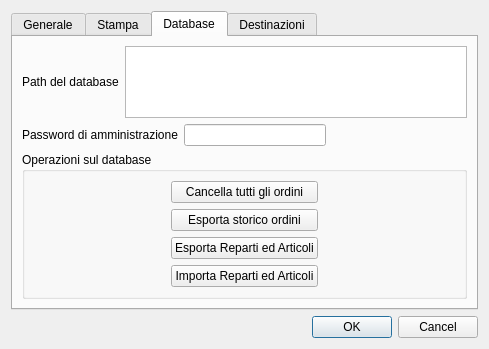
Above: src/configurazionedlg.ui from mtonin/gestcassa before the change. Below: the same form after it.
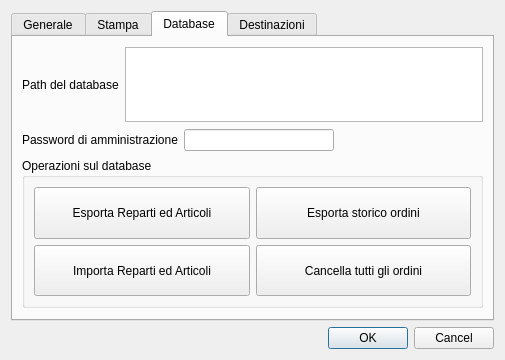
That is the form after the change. Icons and pictures are not drawn. Custom widgets are drawn as their Qt base class.

```diff
--- a/src/configurazionedlg.ui
+++ b/src/configurazionedlg.ui
@@ -6,8 +6,8 @@
    <rect>
     <x>0</x>
     <y>0</y>
-    <width>489</width>
-    <height>333</height>
+    <width>505</width>
+    <height>360</height>
    </rect>
   </property>
   <property name="windowTitle">
@@ -276,6 +276,18 @@
          </item>
          <item>
           <widget class="QPlainTextEdit" name="dbPathTxt">
+           <property name="sizePolicy">
+            <sizepolicy hsizetype="Expanding" vsizetype="Preferred">
+             <horstretch>0</horstretch>
+             <verstretch>0</verstretch>
+            </sizepolicy>
+           </property>
+           <property name="maximumSize">
+            <size>
+             <width>16777215</width>
+             <height>75</height>
+            </size>
+           </property>
            <property name="readOnly">
             <bool>true</bool>
            </property>
@@ -318,109 +330,118 @@
         </layout>
        </item>
        <item>
-        <widget class="QGroupBox" name="groupBox">
+        <widget class="QGroupBox" name="groupBox_1">
+         <property name="sizePolicy">
+          <sizepolicy hsizetype="Preferred" vsizetype="Expanding">
+           <horstretch>0</horstretch>
+           <verstretch>1</verstretch>
+          </sizepolicy>
+         </property>
+         <property name="maximumSize">
+          <size>
+           <width>16777215</width>
+           <height>150</height>
+          </size>
+         </property>
          <property name="title">
           <string>Operazioni sul database</string>
          </property>
-         <layout class="QHBoxLayout" name="horizontalLayout_3">
-          <item>
-           <spacer name="horizontalSpacer_5">
-            <property name="orientation">
-             <enum>Qt::Horizontal</enum>
+         <layout class="QGridLayout" name="gridLayout_2">
+          <item row="0" column="0">
+           <widget class="QPushButton" name="exportArticoliBtn">
+            <property name="sizePolicy">
+             <sizepolicy hsizetype="Minimum" vsizetype="Expanding">
+              <horstretch>0</horstretch>
+              <verstretch>0</verstretch>
+             </sizepolicy>
             </property>
-            <property name="sizeHint" stdset="0">
+            <property name="text">
+             <string>Esporta Reparti ed Articoli</string>
+            </property>
+            <property name="icon">
+             <iconset resource="risorse.qrc">
+              <normaloff>:/GestCassa/db_out</normaloff>:/GestCassa/db_out</iconset>
+            </property>
+            <property name="iconSize">
              <size>
-              <width>40</width>
-              <height>20</height>
+              <width>32</width>
+              <height>32</height>
              </size>
             </property>
-           </spacer>
+           </widget>
           </item>
-          <item>
-           <layout class="QVBoxLayout" name="verticalLayout_8">
-            <item>
-             <widget class="QPushButton" name="cancellaOrdiniBtn">
-              <property name="sizePolicy">
-               <sizepolicy hsizetype="Minimum" vsizetype="Expanding">
-                <horstretch>0</horstretch>
-                <verstretch>0</verstretch>
-               </sizepolicy>
-              </property>
-              <property name="text">
-               <string>Cancella tutti gli ordini</string>
-              </property>
-             </widget>
-            </item>
-            <item>
-             <widget class="QPushButton" name="exportOrdiniBtn">
-              <property name="sizePolicy">
-               <sizepolicy hsizetype="Minimum" vsizetype="Expanding">
-                <horstretch>0</horstretch>
-                <verstretch>0</verstretch>
-               </sizepolicy>
-              </property>
-              <property name="text">
-               <string>Esporta storico ordini</string>
-              </property>
-             </widget>
-            </item>
-            <item>
-             <widget class="QPushButton" name="exportArticoliBtn">
-              <property name="sizePolicy">
-               <sizepolicy hsizetype="Minimum" vsizetype="Expanding">
-                <horstretch>0</horstretch>
-                <verstretch>0</verstretch>
-               </sizepolicy>
-              </property>
-              <property name="text">
-               <string>Esporta Reparti ed Articoli</string>
-              </property>
-             </widget>
-            </item>
-            <item>
-             <widget class="QPushButton" name="importArticoliBtn">
-              <property name="sizePolicy">
-               <sizepolicy hsizetype="Minimum" vsizetype="Expanding">
-                <horstretch>0</horstretch>
-                <verstretch>0</verstretch>
-               </sizepolicy>
-              </property>
-              <property name="text">
-               <string>Importa Reparti ed Articoli</string>
-              </property>
-             </widget>
-            </item>
-           </layout>
+          <item row="0" column="1">
+           <widget class="QPushButton" name="exportOrdiniBtn">
+            <property name="sizePolicy">
+             <sizepolicy hsizetype="Minimum" vsizetype="Expanding">
+              <horstretch>0</horstretch>
+              <verstretch>0</verstretch>
+             </sizepolicy>
+            </property>
+            <property name="text">
+             <string>Esporta storico ordini</string>
+            </property>
+            <property name="icon">
+             <iconset resource="risorse.qrc">
+              <normaloff>:/GestCassa/db_out</normaloff>:/GestCassa/db_out</iconset>
+            </property>
+            <property name="iconSize">
+             <size>
+              <width>32</width>
+              <height>32</height>
+             </size>
+            </property>
+           </widget>
           </item>
-          <item>
-           <spacer name="horizontalSpacer_6">
-            <property name="orientation">
-             <enum>Qt::Horizontal</enum>
+          <item row="1" column="0">
+           <widget class="QPushButton" name="importArticoliBtn">
+            <property name="sizePolicy">
+             <sizepolicy hsizetype="Minimum" vsizetype="Expanding">
+              <horstretch>0</horstretch>
+              <verstretch>0</verstretch>
+             </sizepolicy>
             </property>
-            <property name="sizeHint" stdset="0">
+            <property name="text">
+             <string>Importa Reparti ed Articoli</string>
+            </property>
+            <property name="icon">
+             <iconset resource="risorse.qrc">
+              <normaloff>:/GestCassa/db_in</normaloff>:/GestCassa/db_in</iconset>
+            </property>
+            <property name="iconSize">
              <size>
-              <width>40</width>
-              <height>20</height>
+              <width>32</width>
+              <height>32</height>
              </size>
             </property>
-           </spacer>
+           </widget>
+          </item>
+          <item row="1" column="1">
+           <widget class="QPushButton" name="cancellaOrdiniBtn">
+            <property name="sizePolicy">
+             <sizepolicy hsizetype="Minimum" vsizetype="Expanding">
+              <horstretch>0</horstretch>
+              <verstretch>0</verstretch>
+             </sizepolicy>
+            </property>
+            <property name="text">
+             <string>Cancella tutti gli ordini</string>
+            </property>
+            <property name="icon">
+             <iconset resource="risorse.qrc">
+              <normaloff>:/GestCassa/db_reset</normaloff>:/GestCassa/db_reset</iconset>
+            </property>
+            <property name="iconSize">
+             <size>
+              <width>32</width>
+              <height>32</height>
+             </size>
+            </property>
+           </widget>
           </item>
          </layout>
         </widget>
        </item>
-       <item>
-        <spacer name="verticalSpacer_2">
-         <property name="orientation">
-          <enum>Qt::Vertical</enum>
-         </property>
-         <property name="sizeHint" stdset="0">
-          <size>
-           <width>20</width>
-           <height>101</height>
-          </size>
-         </property>
-        </spacer>
-       </item>
       </layout>
      </widget>
      <widget class="QWidget" name="destinazioniTab">
```
Left out of the diff: 6 changed lines with no effect on the pictures.
